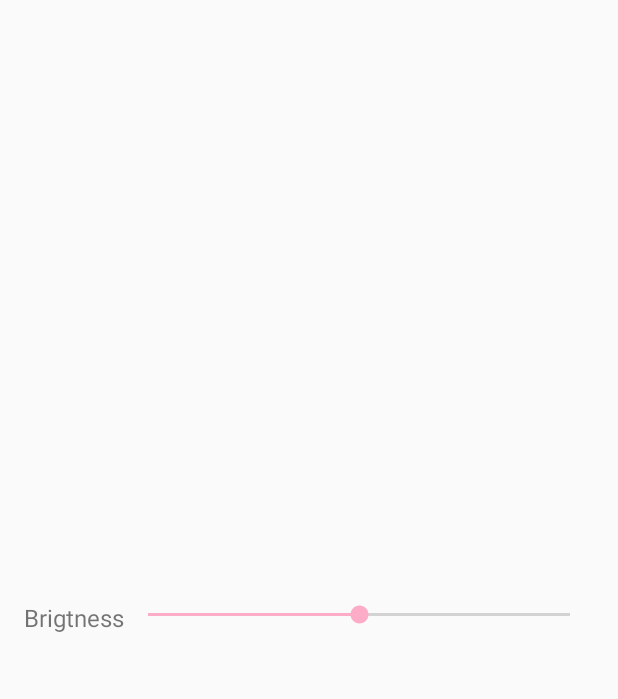
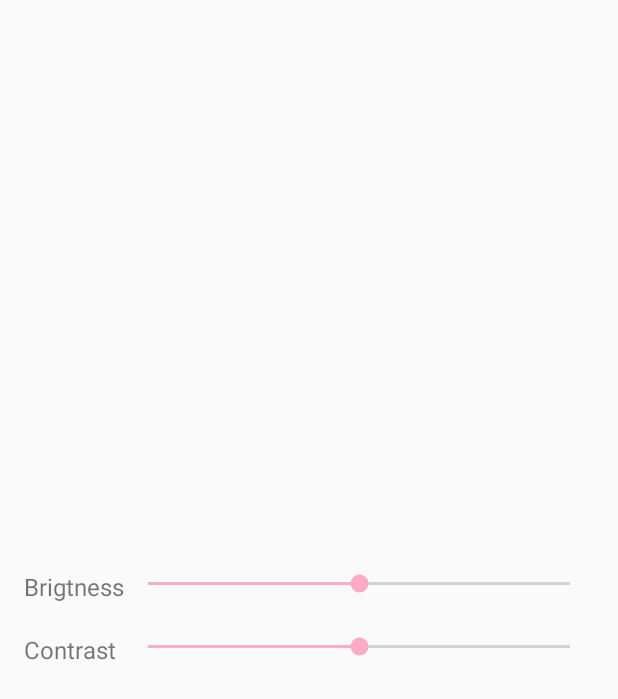
Before and after one commit to yixiongchen/MengruDaddy-master, an Android app: the fragment EditFragment shown on its own in the app's theme, on a phone screen of 412 x 824 dp. Shown: the top 699 px of the screen. Run offline under Robolectric (Android 15) with nearby library versions, the phone set to English and light mode, and no system bars; Roboto replaces fonts that are not available here.

Commit message:
mengru updated

```diff
--- a/app/src/main/java/com/mengrudaddy/instagram/EditFragment.java
+++ b/app/src/main/java/com/mengrudaddy/instagram/EditFragment.java
@@ -14,7 +14,7 @@ import com.mengrudaddy.instagram.Interface.EditImageFragmentListener;
 public class EditFragment extends Fragment implements SeekBar.OnSeekBarChangeListener {
 
     private EditImageFragmentListener listener;
-    SeekBar seekBar_brighteness;
+    SeekBar seekBar_brighteness, seekbar_contrast;
 
     public void setListener(EditImageFragmentListener listener1){
         this.listener = listener1;
@@ -24,11 +24,18 @@ public class EditFragment extends Fragment implements SeekBar.OnSeekBarChangeLis
                              Bundle savedInstanceState) {
         // Inflate the layout for this fragment
         View itemView = inflater.inflate(R.layout.fragment_edit, container, false);
+
         seekBar_brighteness = (SeekBar)itemView.findViewById(R.id.brightness_seekbar);
+        seekbar_contrast = (SeekBar)itemView.findViewById(R.id.contrast_seekbar);
 
         seekBar_brighteness.setMax(200);
         seekBar_brighteness.setProgress(100);
+
+        seekbar_contrast.setMax(20);
+        seekbar_contrast.setMin(-20);
+        seekbar_contrast.setProgress(0);
         seekBar_brighteness.setOnSeekBarChangeListener(this);
+        seekbar_contrast.setOnSeekBarChangeListener(this);
 
         return itemView;
     }
@@ -42,6 +49,11 @@ public class EditFragment extends Fragment implements SeekBar.OnSeekBarChangeLis
         if(listener != null){
             if (seekBar.getId() == R.id.brightness_seekbar){
                 listener.onBrightnessChanged(i-100);
+            }
+            if (seekBar.getId() == R.id.contrast_seekbar){
+                i+=10;
+                float value = .10f*i;
+                listener.onContrastChanged(value);
             }
         }
     }
@@ -61,5 +73,6 @@ public class EditFragment extends Fragment implements SeekBar.OnSeekBarChangeLis
     }
     public void resetControls(){
         seekBar_brighteness.setProgress(100);
+        seekbar_contrast.setProgress(0);
     }
 }
--- a/app/src/main/java/com/mengrudaddy/instagram/Interface/EditImageFragmentListener.java
+++ b/app/src/main/java/com/mengrudaddy/instagram/Interface/EditImageFragmentListener.java
@@ -3,7 +3,7 @@ package com.mengrudaddy.instagram.Interface;
 public interface EditImageFragmentListener {
     void onBrightnessChanged(int brightness);
     //void onStaturationChanged(float saturation);
-    //void onConstrantChanged(float constrant);
+    void onContrastChanged(float contrast);
     void onEditStarted();
     void onEditCompleted();
 
--- a/app/src/main/res/layout/fragment_edit.xml
+++ b/app/src/main/res/layout/fragment_edit.xml
@@ -19,13 +19,30 @@
             android:text="@string/brightness"
             android:textSize="16sp"
             android:layout_height="wrap_content"
-            android:layout_width="wrap_content"
-            />
+            android:layout_width="wrap_content" />
         <SeekBar
             android:layout_width="match_parent"
             android:layout_height="wrap_content"
             android:id="@+id/brightness_seekbar"/>
     </LinearLayout>
 
+    <LinearLayout
+        android:layout_width="match_parent"
+        android:layout_height="wrap_content"
+        android:paddingBottom="10dp"
+        android:paddingTop="10dp"
+        android:orientation="horizontal">
+        <TextView
+            android:text="@string/contrast"
+            android:textSize="16sp"
+            android:layout_height="wrap_content"
+            android:layout_width="wrap_content" />
+        <SeekBar
+            android:layout_width="match_parent"
+            android:layout_height="wrap_content"
+            android:paddingStart="21dp"
+            android:id="@+id/contrast_seekbar"/>
+    </LinearLayout>
+
 
 </LinearLayout>
--- a/app/src/main/res/values/strings.xml
+++ b/app/src/main/res/values/strings.xml
@@ -1,42 +1,42 @@
 <resources>
     <string name="app_name">Instagram</string>
 
+    <!-- Strings related to layout elements -->
     <string name="bottom_switch_photo">Photo</string>
     <string name="bottom_switch_video">Video</string>
     <string name="bottom_switch_album">Library</string>
     <string name="cancle">Cancle</string>
     <string name="next">Next</string>
-
     <string name="all_photos">All Photos</string>
     <string name="username">UserName</string>
-
     <string name="tab1">this is tab 1</string>
     <string name="tab2">this is tab 2</string>
 
+    <!-- Strings related to user profile view -->
     <string name="post_num">132</string>
     <string name="following_num">47</string>
     <string name="follower_num">47</string>
-
     <string name="post">posts</string>
     <string name="following">following</string>
     <string name="follower">followers</string>
     <string name="edit_profile">Edit Profile</string>
-
     <string name="user_description1">Study at Melbourne Uni</string>
     <string name="user_description2">xi xi xi xi xi xi :-) </string>
     <string name="likes">User Mengchao, ABC likes this photo</string>
 
+    <!-- Strings related to home card view -->
     <string name="comment_user">Jack</string>
     <string name="comment_content">: cool cool cool!!</string>
     <string name="add_comment">Add a comment...</string>
     <string name="follow_new">Follow</string>
     <string name="delete">Delete</string>
 
+    <!-- Strings related to edit photo -->
     <string name="edit_fragment">Edit</string>
     <string name="filter_fragment">Filter</string>
     <string name="brightness">Brigtness</string>
-
     <string name="filter_name">Filter A</string>
+    <string name="contrast">Contrast</string>
 
 
     <!-- Strings related to authentication -->
```
Also changed, not shown: app/src/main/java/com/mengrudaddy/instagram/ImageFilter.java (+20 -3 lines).
